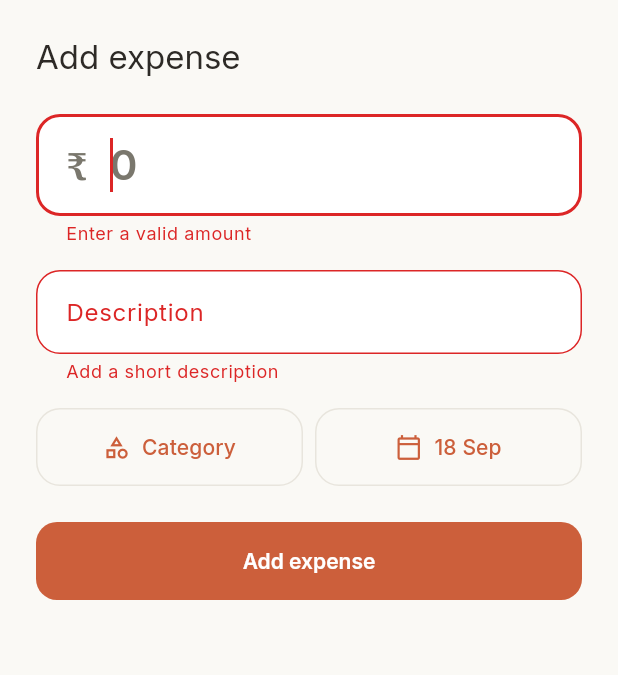
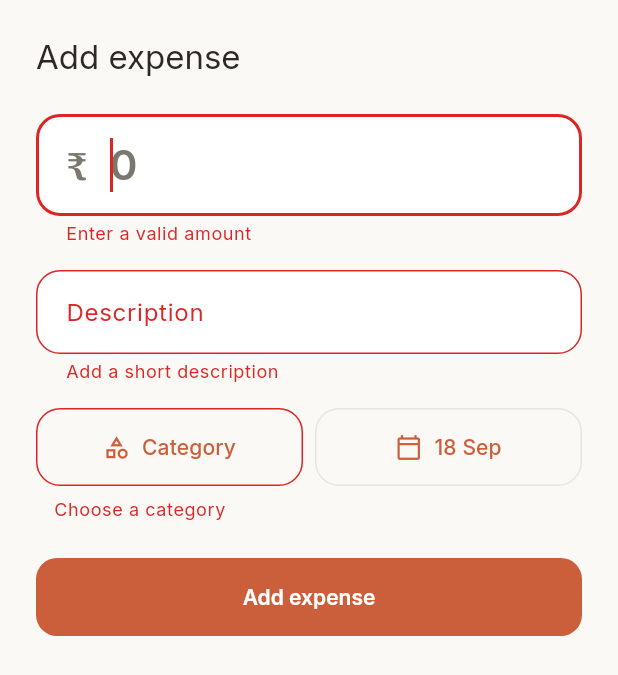
Before and after one commit to Nitesh1727/expense-tracker-frontend, a Flutter app: the _ExpenseFormSheet widget shown alone on an empty page, opened directly, after a tap on "Add expense", on a phone screen of 412 x 824 dp. Shown: the top 675 px of the screen. Run offline on Flutter 3.47's test engine with Material 3 defaults, Android fonts, the phone set to English and light mode, and no system bars; our stand-ins replace dio, flutter_animate, flutter_riverpod, flutter_secure_storage, google_fonts, share_plus and 1 more; accounts and stored records are empty; network calls fail.

Commit message:
validation message

```diff
--- a/lib/features/auth/presentation/email_auth_screen.dart
+++ b/lib/features/auth/presentation/email_auth_screen.dart
@@ -36,6 +36,12 @@ class _EmailAuthScreenState extends ConsumerState<EmailAuthScreen> {
   Future<void> _submit() async {
     if (!(_formKey.currentState?.validate() ?? false)) return;
 
+    // Clears any error SnackBar left over from a previous failed attempt —
+    // ScaffoldMessenger is shared app-wide, so without this a stale "wrong
+    // password" banner from a first try could still be mid-display (its
+    // default duration) when a fast retry succeeds and navigates to Home,
+    // making it look like login failed even though it just succeeded.
+    ScaffoldMessenger.of(context).clearSnackBars();
     setState(() => _submitting = true);
     final email = _emailController.text.trim();
     final password = _passwordController.text;
--- a/lib/features/auth/presentation/otp_verify_screen.dart
+++ b/lib/features/auth/presentation/otp_verify_screen.dart
@@ -35,6 +35,9 @@ class _OtpVerifyScreenState extends ConsumerState<OtpVerifyScreen> {
   Future<void> _verify() async {
     if (_codeController.text.trim().length != 6) return;
 
+    // See EmailAuthScreen._submit — clears a stale error from a previous
+    // failed attempt so it can't linger onto the screen this navigates to.
+    ScaffoldMessenger.of(context).clearSnackBars();
     setState(() => _verifying = true);
     try {
       final result = await ref.read(authControllerProvider.notifier).verifyOtp(widget.phone, _codeController.text.trim());
--- a/lib/features/auth/presentation/phone_entry_screen.dart
+++ b/lib/features/auth/presentation/phone_entry_screen.dart
@@ -38,6 +38,9 @@ class _PhoneEntryScreenState extends ConsumerState<PhoneEntryScreen> {
   Future<void> _submit() async {
     if (!(_formKey.currentState?.validate() ?? false)) return;
 
+    // See EmailAuthScreen._submit — clears a stale error from a previous
+    // failed attempt so it can't linger onto the screen this navigates to.
+    ScaffoldMessenger.of(context).clearSnackBars();
     setState(() => _submitting = true);
     final phone = _phoneController.text.trim();
 
--- a/lib/features/expenses/presentation/widgets/expense_form_sheet.dart
+++ b/lib/features/expenses/presentation/widgets/expense_form_sheet.dart
@@ -29,6 +29,7 @@ class _ExpenseFormSheet extends ConsumerStatefulWidget {
 
 class _ExpenseFormSheetState extends ConsumerState<_ExpenseFormSheet> {
   final _formKey = GlobalKey<FormState>();
+  final _categoryFieldKey = GlobalKey<FormFieldState<String>>();
   final _amountFocusNode = FocusNode();
   late final _amountController = TextEditingController(
     text: widget.existing != null ? widget.existing!.amount.toStringAsFixed(0) : '',
@@ -38,6 +39,12 @@ class _ExpenseFormSheetState extends ConsumerState<_ExpenseFormSheet> {
   late DateTime _date = widget.existing?.date ?? DateTime.now();
   bool _saving = false;
   bool _deleting = false;
+  // Shown inline rather than via SnackBar — a SnackBar anchors to the
+  // Scaffold *behind* this sheet, and since the sheet already covers the
+  // bottom of the screen (the same place a SnackBar renders), it appeared
+  // invisible behind the sheet. Rendering the error inside the sheet's own
+  // widget tree guarantees it's visible while the sheet is open.
+  String? _formError;
 
   bool get _isEditing => widget.existing != null;
 
@@ -83,7 +90,15 @@ class _ExpenseFormSheetState extends ConsumerState<_ExpenseFormSheet> {
 
   Future<void> _pickCategory() async {
     final category = await showCategoryPicker(context, selectedId: _selectedCategory?.id);
-    if (category != null) setState(() => _selectedCategory = category);
+    if (category != null) {
+      setState(() {
+        _selectedCategory = category;
+        _formError = null;
+      });
+      // Re-validates just this field so its error clears the instant a
+      // category is picked, without waiting for the next full-form submit.
+      _categoryFieldKey.currentState?.validate();
+    }
   }
 
   Future<void> _pickDate() async {
@@ -98,11 +113,12 @@ class _ExpenseFormSheetState extends ConsumerState<_ExpenseFormSheet> {
   }
 
   Future<void> _submit() async {
+    setState(() => _formError = null);
+    // The category field is a FormField too (see build()), so this single
+    // validate() call covers amount, description, and category together —
+    // all three show their errors in the same pass, in the same inline
+    // style, instead of category needing a separate manual check.
     if (!(_formKey.currentState?.validate() ?? false)) return;
-    if (_selectedCategory == null) {
-      ScaffoldMessenger.of(context).showSnackBar(const SnackBar(content: Text('Choose a category')));
-      return;
-    }
 
     setState(() => _saving = true);
     final amount = double.parse(_amountController.text.trim());
@@ -126,7 +142,7 @@ class _ExpenseFormSheetState extends ConsumerState<_ExpenseFormSheet> {
     } catch (e) {
       if (!mounted) return;
       final message = e is ApiException ? e.message : 'Could not save expense';
-      ScaffoldMessenger.of(context).showSnackBar(SnackBar(content: Text(message)));
+      setState(() => _formError = message);
     } finally {
       if (mounted) setState(() => _saving = false);
     }
@@ -146,7 +162,7 @@ class _ExpenseFormSheetState extends ConsumerState<_ExpenseFormSheet> {
     } catch (e) {
       if (!mounted) return;
       final message = e is ApiException ? e.message : 'Could not delete expense';
-      ScaffoldMessenger.of(context).showSnackBar(SnackBar(content: Text(message)));
+      setState(() => _formError = message);
     } finally {
       if (mounted) setState(() => _deleting = false);
     }
@@ -211,9 +227,21 @@ class _ExpenseFormSheetState extends ConsumerState<_ExpenseFormSheet> {
                 ),
                 const SizedBox(height: AppSpacing.md),
                 Row(
+                  crossAxisAlignment: CrossAxisAlignment.start,
                   children: [
                     Expanded(
-                      child: OutlinedButton.icon(
+                      // A FormField (not just a button) so "Choose a category"
+                      // participates in the same Form.validate() pass as the
+                      // amount/description TextFormFields above and renders
+                      // with the exact same default error-text style, instead
+                      // of a one-off look just for this field.
+                      child: FormField<String>(
+                        key: _categoryFieldKey,
+                        validator: (_) => _selectedCategory == null ? 'Choose a category' : null,
+                        builder: (field) => Column(
+                          crossAxisAlignment: CrossAxisAlignment.stretch,
+                          children: [
+                            OutlinedButton.icon(
                               onPressed: _pickCategory,
                               icon: _selectedCategory != null
                                   ? CategoryAvatar(icon: _selectedCategory!.icon, colorHex: _selectedCategory!.color, size: 24)
@@ -221,8 +249,16 @@ class _ExpenseFormSheetState extends ConsumerState<_ExpenseFormSheet> {
                               label: Text(_selectedCategory?.name ?? 'Category', overflow: TextOverflow.ellipsis),
                               style: OutlinedButton.styleFrom(
                                 padding: const EdgeInsets.symmetric(vertical: AppSpacing.md),
-                          side: BorderSide(color: colorScheme.outline),
+                                side: BorderSide(color: field.hasError ? colorScheme.error : colorScheme.outline),
                                 shape: RoundedRectangleBorder(borderRadius: BorderRadius.circular(16)),
+                              ),
+                            ),
+                            if (field.hasError)
+                              Padding(
+                                padding: const EdgeInsets.only(top: 8, left: 12),
+                                child: Text(field.errorText!, style: textTheme.bodySmall?.copyWith(color: colorScheme.error)),
+                              ),
+                          ],
                         ),
                       ),
                     ),
@@ -241,6 +277,26 @@ class _ExpenseFormSheetState extends ConsumerState<_ExpenseFormSheet> {
                     ),
                   ],
                 ),
+                if (_formError != null) ...[
+                  const SizedBox(height: AppSpacing.md),
+                  Container(
+                    width: double.infinity,
+                    padding: const EdgeInsets.symmetric(horizontal: AppSpacing.md, vertical: AppSpacing.sm),
+                    decoration: BoxDecoration(
+                      color: colorScheme.errorContainer,
+                      borderRadius: BorderRadius.circular(12),
+                    ),
+                    child: Row(
+                      children: [
+                        Icon(Icons.error_outline, size: 18, color: colorScheme.onErrorContainer),
+                        const SizedBox(width: AppSpacing.sm),
+                        Expanded(
+                          child: Text(_formError!, style: textTheme.bodySmall?.copyWith(color: colorScheme.onErrorContainer)),
+                        ),
+                      ],
+                    ),
+                  ),
+                ],
                 const SizedBox(height: AppSpacing.lg),
                 AppButton(
                   label: _isEditing ? 'Save changes' : 'Add expense',
```
Lines whose indentation alone changed are shown as unchanged.
